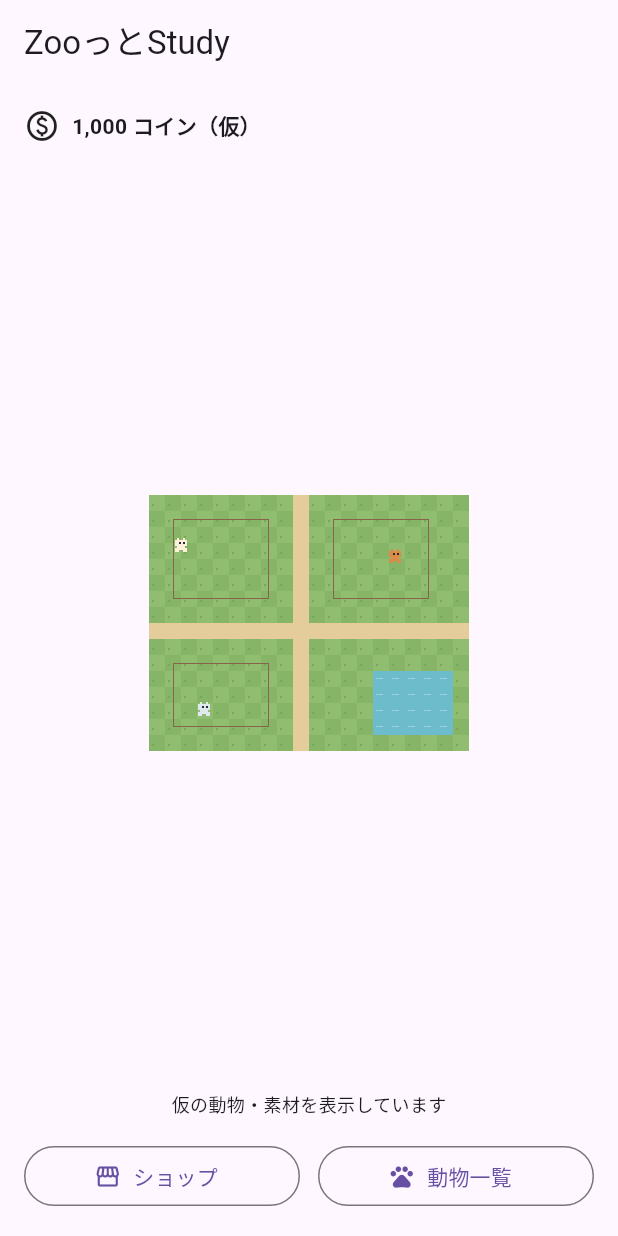
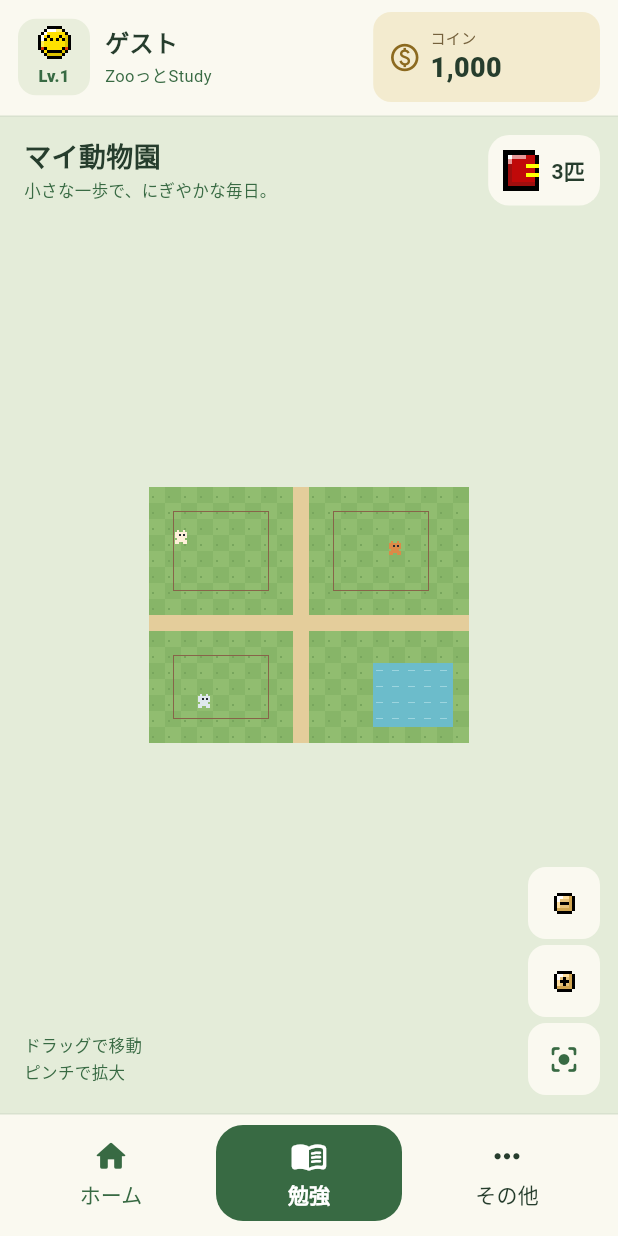
Before and after one commit to jphacks/ng_2621, a Flutter app: the screen it shows after launch, on a phone screen of 412 x 824 dp. Run offline on Flutter 3.47's test engine with Material 3 defaults, Android fonts, the phone set to English and light mode, and no system bars.

Commit message:
feat: arrange interactive zoo home UI from sketch

```diff
--- /dev/null
+++ b/lib/features/zoo/presentation/zoo_chrome.dart
@@ -0,0 +1,310 @@
+import 'package:flutter/material.dart';
+
+import '../../../core/ui/zoo_ui.dart';
+
+const zooInk = Color(0xFF263D2D);
+const zooGreen = Color(0xFF386A43);
+const zooPaper = Color(0xFFFAF9F0);
+const zooLine = Color(0xFFD8E1CF);
+
+/// Only compact, always-needed information stays on the home screen.
+class ZooHeader extends StatelessWidget {
+  const ZooHeader({super.key, required this.onProfile, required this.onWallet});
+
+  final VoidCallback onProfile;
+  final VoidCallback onWallet;
+
+  @override
+  Widget build(BuildContext context) {
+    return DecoratedBox(
+      decoration: const BoxDecoration(
+        color: zooPaper,
+        border: Border(bottom: BorderSide(color: zooLine)),
+      ),
+      child: Padding(
+        padding: const EdgeInsets.fromLTRB(12, 8, 12, 10),
+        child: Row(
+          children: [
+            Expanded(
+              flex: 3,
+              child: Tooltip(
+                message: 'プロフィール',
+                child: Material(
+                  color: Colors.transparent,
+                  child: InkWell(
+                    onTap: onProfile,
+                    borderRadius: BorderRadius.circular(12),
+                    child: Padding(
+                      padding: const EdgeInsets.symmetric(vertical: 4),
+                      child: Row(
+                        children: [
+                          Container(
+                            width: 48,
+                            padding: const EdgeInsets.symmetric(vertical: 5),
+                            decoration: BoxDecoration(
+                              color: const Color(0xFFE9EEDC),
+                              borderRadius: BorderRadius.circular(12),
+                            ),
+                            child: const Column(
+                              mainAxisSize: MainAxisSize.min,
+                              children: [
+                                ZooUiSprite(part: ZooUiPart.smile, scale: 2),
+                                SizedBox(height: 3),
+                                Text(
+                                  'Lv.1',
+                                  style: TextStyle(
+                                    fontSize: 11,
+                                    fontWeight: FontWeight.w800,
+                                    color: zooGreen,
+                                  ),
+                                ),
+                              ],
+                            ),
+                          ),
+                          const SizedBox(width: 10),
+                          const Expanded(
+                            child: Column(
+                              crossAxisAlignment: CrossAxisAlignment.start,
+                              mainAxisSize: MainAxisSize.min,
+                              children: [
+                                Text(
+                                  'ゲスト',
+                                  maxLines: 1,
+                                  overflow: TextOverflow.ellipsis,
+                                  style: TextStyle(
+                                    fontSize: 16,
+                                    fontWeight: FontWeight.w800,
+                                    color: zooInk,
+                                  ),
+                                ),
+                                SizedBox(height: 3),
+                                Text(
+                                  'ZooっとStudy',
+                                  maxLines: 1,
+                                  overflow: TextOverflow.ellipsis,
+                                  style: TextStyle(
+                                    fontSize: 11,
+                                    color: zooGreen,
+                                  ),
+                                ),
+                              ],
+                            ),
+                          ),
+                        ],
+                      ),
+                    ),
+                  ),
+                ),
+              ),
+            ),
+            const SizedBox(width: 10),
+            Expanded(
+              flex: 2,
+              child: Tooltip(
+                message: '所持金の詳細',
+                child: Material(
+                  color: const Color(0xFFF3EBCF),
+                  borderRadius: BorderRadius.circular(12),
+                  child: InkWell(
+                    onTap: onWallet,
+                    borderRadius: BorderRadius.circular(12),
+                    child: const Padding(
+                      padding: EdgeInsets.symmetric(
+                        horizontal: 10,
+                        vertical: 10,
+                      ),
+                      child: Row(
+                        children: [
+                          Icon(
+                            Icons.paid_outlined,
+                            size: 22,
+                            color: Color(0xFF8C6A20),
+                          ),
+                          SizedBox(width: 6),
+                          Expanded(
+                            child: Column(
+                              crossAxisAlignment: CrossAxisAlignment.start,
+                              mainAxisSize: MainAxisSize.min,
+                              children: [
+                                Text(
+                                  'コイン',
+                                  style: TextStyle(
+                                    fontSize: 10,
+                                    color: Color(0xFF75613C),
+                                  ),
+                                ),
+                                FittedBox(
+                                  fit: BoxFit.scaleDown,
+                                  child: Text(
+                                    '1,000',
+                                    style: TextStyle(
+                                      fontSize: 18,
+                                      fontWeight: FontWeight.w800,
+                                      color: zooInk,
+                                    ),
+                                  ),
+                                ),
+                              ],
+                            ),
+                          ),
+                        ],
+                      ),
+                    ),
+                  ),
+                ),
+              ),
+            ),
+          ],
+        ),
+      ),
+    );
+  }
+}
+
+class ZooBottomBar extends StatelessWidget {
+  const ZooBottomBar({
+    super.key,
+    required this.onHome,
+    required this.onStudy,
+    required this.onMore,
+  });
+
+  final VoidCallback onHome;
+  final VoidCallback onStudy;
+  final VoidCallback onMore;
+
+  @override
+  Widget build(BuildContext context) {
+    return DecoratedBox(
+      decoration: const BoxDecoration(
+        color: zooPaper,
+        border: Border(top: BorderSide(color: zooLine)),
+      ),
+      child: SafeArea(
+        top: false,
+        child: Padding(
+          padding: const EdgeInsets.fromLTRB(12, 8, 12, 10),
+          child: Row(
+            children: [
+              Expanded(
+                child: Semantics(
+                  selected: true,
+                  child: TextButton(
+                    style: TextButton.styleFrom(
+                      foregroundColor: zooGreen,
+                      minimumSize: const Size(48, 56),
+                    ),
+                    onPressed: onHome,
+                    child: const Column(
+                      mainAxisSize: MainAxisSize.min,
+                      children: [
+                        Icon(Icons.home_rounded, size: 25),
+                        SizedBox(height: 3),
+                        Text('ホーム'),
+                      ],
+                    ),
+                  ),
+                ),
+              ),
+              const SizedBox(width: 8),
+              Expanded(
+                child: FilledButton(
+                  style: FilledButton.styleFrom(
+                    backgroundColor: zooGreen,
+                    foregroundColor: Colors.white,
+                    minimumSize: const Size(48, 62),
+                    padding: const EdgeInsets.symmetric(
+                      horizontal: 8,
+                      vertical: 8,
+                    ),
+                    shape: RoundedRectangleBorder(
+                      borderRadius: BorderRadius.circular(18),
+                    ),
+                  ),
+                  onPressed: onStudy,
+                  child: const Column(
+                    mainAxisSize: MainAxisSize.min,
+                    children: [
+                      Icon(Icons.menu_book_rounded, size: 25),
+                      SizedBox(height: 3),
+                      Text('勉強', style: TextStyle(fontWeight: FontWeight.bold)),
+                    ],
+                  ),
+                ),
+              ),
+              const SizedBox(width: 8),
+              Expanded(
+                child: TextButton(
+                  style: TextButton.styleFrom(
+                    foregroundColor: zooInk,
+                    minimumSize: const Size(48, 56),
+                  ),
+                  onPressed: onMore,
+                  child: const Column(
+                    mainAxisSize: MainAxisSize.min,
+                    children: [
+                      Icon(Icons.more_horiz_rounded, size: 25),
+                      SizedBox(height: 3),
+                      Text('その他'),
+                    ],
+                  ),
+                ),
+              ),
+            ],
+          ),
+        ),
+      ),
+    );
+  }
+}
+
+/// Details are revealed on demand rather than permanently covering the zoo.
+Future<void> showZooSheet(
+  BuildContext context, {
+  required String title,
+  required List<Widget> children,
+}) {
+  return showModalBottomSheet<void>(
+    context: context,
+    isScrollControlled: true,
+    useSafeArea: true,
+    showDragHandle: true,
+    backgroundColor: zooPaper,
+    constraints: BoxConstraints(
+      maxHeight: MediaQuery.sizeOf(context).height * 0.8,
+    ),
+    builder: (context) => SingleChildScrollView(
+      padding: const EdgeInsets.fromLTRB(20, 0, 20, 24),
+      child: SafeArea(
+        top: false,
+        child: Column(
+          mainAxisSize: MainAxisSize.min,
+          crossAxisAlignment: CrossAxisAlignment.stretch,
+          children: [
+            Row(
+              children: [
+                Expanded(
+                  child: Text(
+                    title,
+                    style: const TextStyle(
+                      fontSize: 20,
+                      fontWeight: FontWeight.w800,
+                      color: zooInk,
+                    ),
+                  ),
+                ),
+                IconButton(
+                  tooltip: '閉じる',
+                  onPressed: () => Navigator.pop(context),
+                  icon: const Icon(Icons.close, color: zooInk),
+                ),
+              ],
+            ),
+            const SizedBox(height: 12),
+            ...children,
+          ],
+        ),
+      ),
+    ),
+  );
+}
--- a/lib/features/zoo/presentation/zoo_screen.dart
+++ b/lib/features/zoo/presentation/zoo_screen.dart
@@ -3,7 +3,9 @@ import 'package:flutter/scheduler.dart';
 
 import '../data/zoo_repository.dart';
 import 'zoo_controller.dart';
-import 'zoo_map.dart';
+import '../../../core/ui/zoo_ui.dart';
+import 'zoo_chrome.dart';
+import 'zoo_viewport.dart';
 
 class ZooScreen extends StatefulWidget {
   const ZooScreen({super.key});
@@ -18,6 +20,7 @@ class _ZooScreenState extends State<ZooScreen>
   late final Ticker _ticker;
   Duration? _lastFrame;
   bool _failed = false;
+  final _viewportKey = GlobalKey<ZooViewportState>();
 
   @override
   void initState() {
@@ -69,36 +72,138 @@ class _ZooScreenState extends State<ZooScreen>
     super.dispose();
   }
 
-  void _showPlaceholder(String label) {
-    ScaffoldMessenger.of(context)
-      ..hideCurrentSnackBar()
-      ..showSnackBar(SnackBar(content: Text('$labelは準備中です')));
+  void _showProfile() {
+    showZooSheet(
+      context,
+      title: 'プロフィール',
+      children: const [
+        ListTile(
+          contentPadding: EdgeInsets.zero,
+          leading: ZooUiSprite(part: ZooUiPart.smile, scale: 3),
+          title: Text('ゲスト'),
+          subtitle: Text('レベル 1'),
+        ),
+        Text('ユーザー名とレベルはサンプル表示です。アカウントや成長データにはまだ接続していません。'),
+      ],
+    );
+  }
+
+  void _showWallet() {
+    showZooSheet(
+      context,
+      title: '所持金',
+      children: const [
+        Text(
+          '1,000 コイン',
+          style: TextStyle(
+            fontSize: 28,
+            fontWeight: FontWeight.w800,
+            color: zooGreen,
+          ),
+        ),
+        SizedBox(height: 12),
+        Text('現在は仮の所持金です。購入や学習による増減はまだ行いません。'),
+      ],
+    );
+  }
+
+  void _showStudy() {
+    showZooSheet(
+      context,
+      title: '勉強',
+      children: const [
+        Icon(Icons.menu_book_rounded, size: 40, color: zooGreen),
+        SizedBox(height: 16),
+        Text(
+          '勉強機能は準備中です',
+          textAlign: TextAlign.center,
+          style: TextStyle(fontSize: 18, fontWeight: FontWeight.bold),
+        ),
+        SizedBox(height: 12),
+        Text(
+          'ここから勉強を始められるようになります。現在は学習の検出・記録を開始しません。',
+          textAlign: TextAlign.center,
+        ),
+      ],
+    );
+  }
+
+  void _showAnimals() {
+    final controller = _controller;
+    if (controller == null) return;
+    showZooSheet(
+      context,
+      title: '動物一覧',
+      children: [
+        const Text('いま動物園にいる仲間たち', style: TextStyle(color: zooGreen)),
+        const SizedBox(height: 8),
+        for (final animal in controller.animals)
+          ListTile(
+            contentPadding: EdgeInsets.zero,
+            leading: CircleAvatar(
+              backgroundColor: Color(animal.definition.placeholderColor),
+              child: const Icon(Icons.pets, color: zooInk),
+            ),
+            title: Text(animal.definition.name),
+            subtitle: const Text('動物園で暮らしています'),
+          ),
+        const SizedBox(height: 8),
+        const Text('動物の見た目は仮素材です。収集・進化は準備中です。', style: TextStyle(fontSize: 12)),
+      ],
+    );
+  }
+
+  void _showMore() {
+    showZooSheet(
+      context,
+      title: 'その他',
+      children: [
+        ListTile(
+          contentPadding: EdgeInsets.zero,
+          leading: const ZooUiSprite(part: ZooUiPart.encyclopediaRed, scale: 3),
+          title: const Text('動物一覧'),
+          subtitle: const Text('動物園にいる仲間を見る'),
+          trailing: const Icon(Icons.chevron_right),
+          enabled: _controller != null,
+          onTap: () {
+            Navigator.pop(context);
+            _showAnimals();
+          },
+        ),
+        ListTile(
+          contentPadding: EdgeInsets.zero,
+          leading: const Icon(Icons.storefront_outlined, color: zooGreen),
+          title: const Text('ショップ'),
+          subtitle: const Text('準備中'),
+          trailing: const Icon(Icons.chevron_right),
+          onTap: () {
+            Navigator.pop(context);
+            showZooSheet(
+              context,
+              title: 'ショップ',
+              children: const [
+                Text('ショップは準備中です'),
+                SizedBox(height: 12),
+                Text('動物や施設を迎える機能は、今後追加します。コインは消費しません。'),
+              ],
+            );
+          },
+        ),
+      ],
+    );
   }
 
   @override
   Widget build(BuildContext context) {
     final controller = _controller;
     return Scaffold(
-      appBar: AppBar(title: const Text('ZooっとStudy')),
+      backgroundColor: zooPaper,
       body: SafeArea(
+        bottom: false,
         child: Column(
           children: [
-            const Padding(
-              padding: EdgeInsets.all(16),
-              child: Row(
-                children: [
-                  Icon(Icons.paid_outlined),
-                  SizedBox(width: 8),
-                  Text(
-                    '1,000 コイン（仮）',
-                    style: TextStyle(fontWeight: FontWeight.bold),
-                  ),
-                ],
-              ),
-            ),
+            ZooHeader(onProfile: _showProfile, onWallet: _showWallet),
             Expanded(
-              child: Padding(
-                padding: const EdgeInsets.symmetric(horizontal: 12),
               child: _failed
                   ? Center(
                       child: Column(
@@ -113,35 +218,19 @@ class _ZooScreenState extends State<ZooScreen>
                       ),
                     )
                   : controller == null
-                    ? const Center(child: CircularProgressIndicator())
-                    : ZooMap(controller: controller),
+                  ? const Center(
+                      child: CircularProgressIndicator(color: zooGreen),
+                    )
+                  : ZooViewport(
+                      key: _viewportKey,
+                      controller: controller,
+                      onAnimals: _showAnimals,
                     ),
             ),
-            const Padding(
-              padding: EdgeInsets.all(8),
-              child: Text('仮の動物・素材を表示しています', style: TextStyle(fontSize: 12)),
-            ),
-            Padding(
-              padding: const EdgeInsets.fromLTRB(16, 8, 16, 16),
-              child: Row(
-                children: [
-                  Expanded(
-                    child: OutlinedButton.icon(
-                      onPressed: () => _showPlaceholder('ショップ'),
-                      icon: const Icon(Icons.storefront),
-                      label: const Text('ショップ'),
-                    ),
-                  ),
-                  const SizedBox(width: 12),
-                  Expanded(
-                    child: OutlinedButton.icon(
-                      onPressed: () => _showPlaceholder('動物一覧'),
-                      icon: const Icon(Icons.pets),
-                      label: const Text('動物一覧'),
-                    ),
-                  ),
-                ],
-              ),
+            ZooBottomBar(
+              onHome: () => _viewportKey.currentState?.resetView(),
+              onStudy: _showStudy,
+              onMore: _showMore,
             ),
           ],
         ),
--- /dev/null
+++ b/lib/features/zoo/presentation/zoo_viewport.dart
@@ -0,0 +1,215 @@
+import 'package:flutter/material.dart';
+
+import '../../../core/ui/zoo_ui.dart';
+import 'zoo_chrome.dart';
+import 'zoo_controller.dart';
+import 'zoo_map.dart';
+
+class ZooViewport extends StatefulWidget {
+  const ZooViewport({
+    super.key,
+    required this.controller,
+    required this.onAnimals,
+  });
+
+  final ZooController controller;
+  final VoidCallback onAnimals;
+
+  @override
+  State<ZooViewport> createState() => ZooViewportState();
+}
+
+class ZooViewportState extends State<ZooViewport> {
+  final _camera = TransformationController();
+  Size _size = Size.zero;
+  bool _hasInteracted = false;
+
+  void resetView() {
+    _camera.value = Matrix4.identity();
+  }
+
+  void _zoom(double factor) {
+    final previous = _camera.value.getMaxScaleOnAxis();
+    final next = (previous * factor).clamp(1.0, 4.0);
+    if (next == previous) return;
+    final center = _size.center(Offset.zero);
+    final transform = Matrix4.translationValues(center.dx, center.dy, 0)
+      ..multiply(Matrix4.diagonal3Values(next / previous, next / previous, 1))
+      ..multiply(Matrix4.translationValues(-center.dx, -center.dy, 0))
+      ..multiply(_camera.value);
+    _camera.value = transform;
+    if (!_hasInteracted) setState(() => _hasInteracted = true);
+  }
+
+  @override
+  void dispose() {
+    _camera.dispose();
+    super.dispose();
+  }
+
+  @override
+  Widget build(BuildContext context) {
+    return LayoutBuilder(
+      builder: (context, constraints) {
+        _size = constraints.biggest;
+        return ColoredBox(
+          color: const Color(0xFFE4ECD9),
+          child: Stack(
+            children: [
+              Positioned.fill(
+                child: Semantics(
+                  label: '動物園マップ。ドラッグで移動、ピンチで拡大できます',
+                  child: InteractiveViewer(
+                    transformationController: _camera,
+                    minScale: 1,
+                    maxScale: 4,
+                    boundaryMargin: const EdgeInsets.all(120),
+                    onInteractionStart: (_) {
+                      if (!_hasInteracted) {
+                        setState(() => _hasInteracted = true);
+                      }
+                    },
+                    child: SizedBox.expand(
+                      child: ZooMap(controller: widget.controller),
+                    ),
+                  ),
+                ),
+              ),
+              Positioned(
+                top: 12,
+                left: 16,
+                right: 12,
+                child: Row(
+                  children: [
+                    const Expanded(
+                      child: Column(
+                        crossAxisAlignment: CrossAxisAlignment.start,
+                        children: [
+                          Text(
+                            'マイ動物園',
+                            style: TextStyle(
+                              fontSize: 18,
+                              fontWeight: FontWeight.w800,
+                              color: zooInk,
+                            ),
+                          ),
+                          SizedBox(height: 2),
+                          Text(
+                            '小さな一歩で、にぎやかな毎日。',
+                            style: TextStyle(fontSize: 11, color: zooGreen),
+                          ),
+                        ],
+                      ),
+                    ),
+                    Tooltip(
+                      message: '動物一覧',
+                      child: Material(
+                        color: zooPaper,
+                        borderRadius: BorderRadius.circular(14),
+                        child: InkWell(
+                          onTap: widget.onAnimals,
+                          borderRadius: BorderRadius.circular(14),
+                          child: Padding(
+                            padding: const EdgeInsets.all(10),
+                            child: Row(
+                              mainAxisSize: MainAxisSize.min,
+                              children: [
+                                const ZooUiSprite(
+                                  part: ZooUiPart.encyclopediaRed,
+                                  scale: 3,
+                                ),
+                                const SizedBox(width: 8),
+                                Text(
+                                  '${widget.controller.animals.length}匹',
+                                  style: const TextStyle(
+                                    fontWeight: FontWeight.bold,
+                                    color: zooInk,
+                                  ),
+                                ),
+                              ],
+                            ),
+                          ),
+                        ),
+                      ),
+                    ),
+                  ],
+                ),
+              ),
+              if (!_hasInteracted && constraints.maxHeight >= 280)
+                const Positioned(
+                  left: 16,
+                  bottom: 18,
+                  right: 76,
+                  child: IgnorePointer(
+                    child: Text(
+                      'ドラッグで移動\nピンチで拡大',
+                      style: TextStyle(
+                        fontSize: 11,
+                        color: zooGreen,
+                        height: 1.6,
+                      ),
+                    ),
+                  ),
+                ),
+              Positioned(
+                right: 12,
+                bottom: 12,
+                child: Wrap(
+                  direction: constraints.maxHeight < 240
+                      ? Axis.horizontal
+                      : Axis.vertical,
+                  spacing: 4,
+                  children: [
+                    _MapButton(
+                      label: '拡大',
+                      onPressed: () => _zoom(2),
+                      part: ZooUiPart.plus,
+                    ),
+                    _MapButton(
+                      label: '縮小',
+                      onPressed: () => _zoom(0.5),
+                      part: ZooUiPart.minus,
+                    ),
+                    _MapButton(
+                      label: '全体を表示',
+                      onPressed: resetView,
+                      icon: Icons.center_focus_strong_rounded,
+                    ),
+                  ],
+                ),
+              ),
+            ],
+          ),
+        );
+      },
+    );
+  }
+}
+
+class _MapButton extends StatelessWidget {
+  const _MapButton({
+    required this.label,
+    required this.onPressed,
+    this.part,
+    this.icon,
+  });
+
+  final String label;
+  final VoidCallback onPressed;
+  final ZooUiPart? part;
+  final IconData? icon;
+
+  @override
+  Widget build(BuildContext context) => Material(
+    color: zooPaper,
+    borderRadius: BorderRadius.circular(12),
+    child: IconButton(
+      tooltip: label,
+      onPressed: onPressed,
+      style: IconButton.styleFrom(minimumSize: const Size(48, 48)),
+      icon: part != null
+          ? ZooUiSprite(part: part!, scale: 2)
+          : Icon(icon, size: 22, color: zooGreen),
+    ),
+  );
+}
```
Also changed, not shown: 2 other files. Lines whose indentation alone changed are shown as unchanged.
